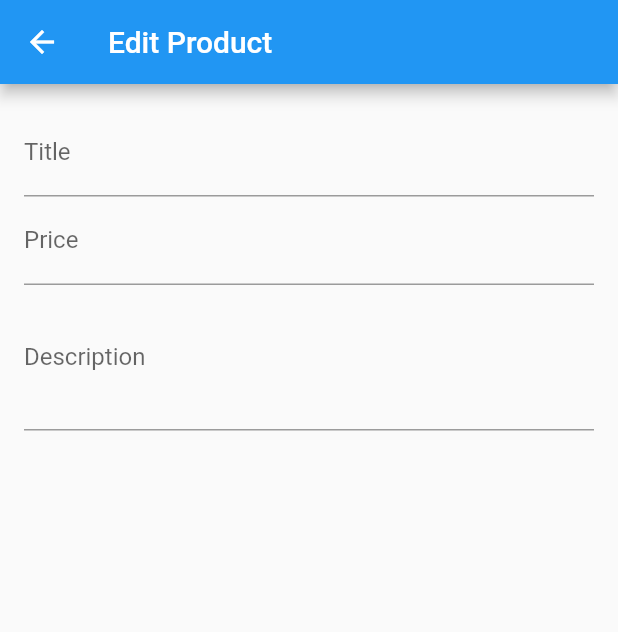
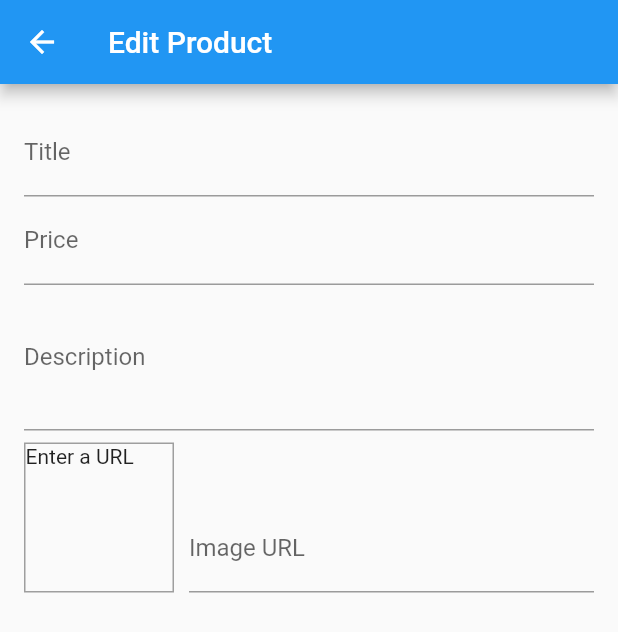
Before and after one commit to gopigoppu/learn_flutter, a Flutter app: the EditProductScreen screen opened directly, on a phone screen of 412 x 824 dp. Shown: the top 632 px of the screen. Run offline on Flutter 3.47's test engine with Material 2 defaults, Android fonts, the phone set to English and light mode, and no system bars; network calls fail.

Commit message:
image input with preview add

```diff
--- a/lib/shop/screens/edit_product_screen.dart
+++ b/lib/shop/screens/edit_product_screen.dart
@@ -11,12 +11,29 @@ class EditProductScreen extends StatefulWidget {
 class _EditProductScreenState extends State<EditProductScreen> {
   final _priceFocusNode = FocusNode();
   final _editFocusNode = FocusNode();
+  final _imageUrlFocusNode = FocusNode();
+  final _imageUrlController = TextEditingController();
+
+  @override
+  void initState() {
+    // TODO: implement initState
+    _imageUrlFocusNode.addListener(_updateImageUrl);
+    super.initState();
+  }
+
+  void _updateImageUrl() {
+    if (!_imageUrlFocusNode.hasFocus) {
+      setState(() {});
+    }
+  }
 
   @override
   void dispose() {
     // TODO: implement dispose
+    _imageUrlFocusNode.removeListener(_updateImageUrl);
     _priceFocusNode.dispose();
     _editFocusNode.dispose();
+    _imageUrlFocusNode.dispose();
     super.dispose();
   }
 
@@ -54,6 +71,40 @@ class _EditProductScreenState extends State<EditProductScreen> {
                   keyboardType: TextInputType.multiline,
                   focusNode: _editFocusNode,
                 ),
+                Row(
+                  crossAxisAlignment: CrossAxisAlignment.end,
+                  children: [
+                    Container(
+                      width: 100,
+                      height: 100,
+                      margin: EdgeInsets.only(top: 8, right: 10),
+                      decoration: BoxDecoration(
+                        border: Border.all(width: 1, color: Colors.grey),
+                      ),
+                      child: _imageUrlController.text.isEmpty
+                          ? Text('Enter a URL')
+                          : FittedBox(
+                              child: Image.network(_imageUrlController.text),
+                              fit: BoxFit.cover,
+                            ),
+                    ),
+                    Expanded(
+                      child: TextFormField(
+                        decoration:
+                            const InputDecoration(labelText: 'Image URL'),
+                        keyboardType: TextInputType.url,
+                        textInputAction: TextInputAction.done,
+                        controller: _imageUrlController,
+                        focusNode: _imageUrlFocusNode,
+                        // onEditingComplete: (() {
+                        //   setState(() {
+
+                        //   });
+                        // }),
+                      ),
+                    ),
+                  ],
+                ),
               ],
             ),
           ),
```
